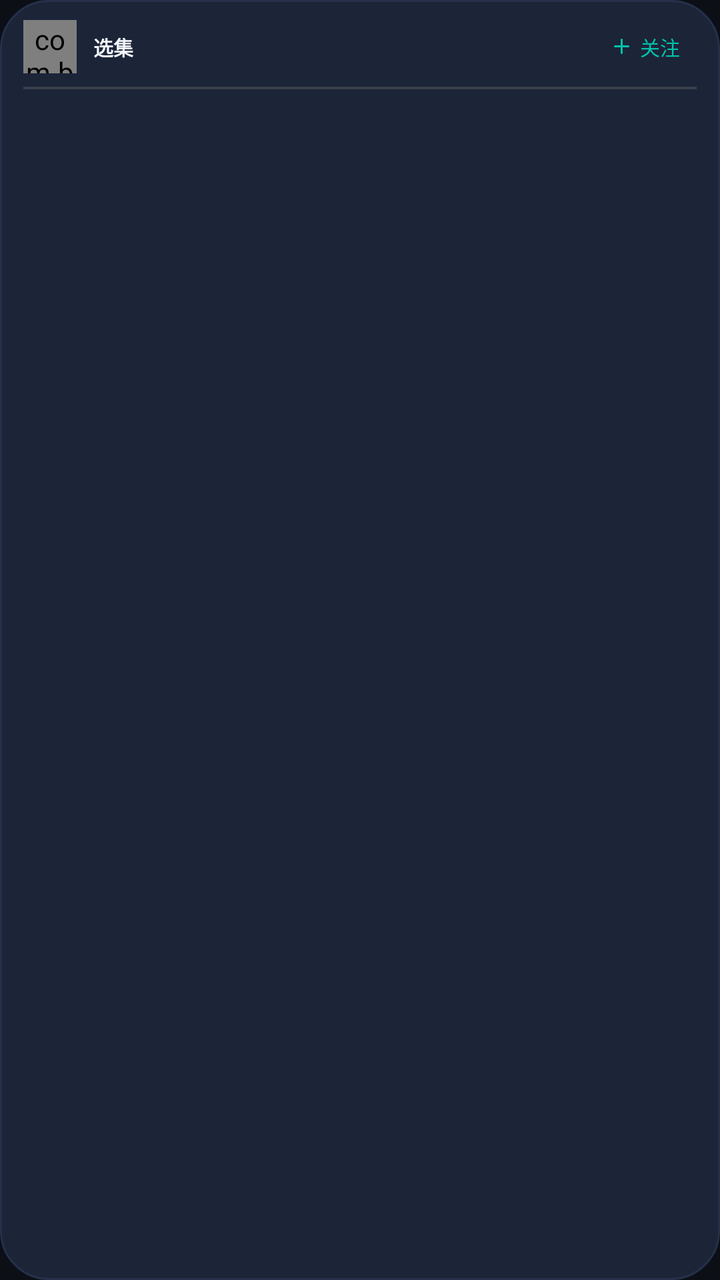
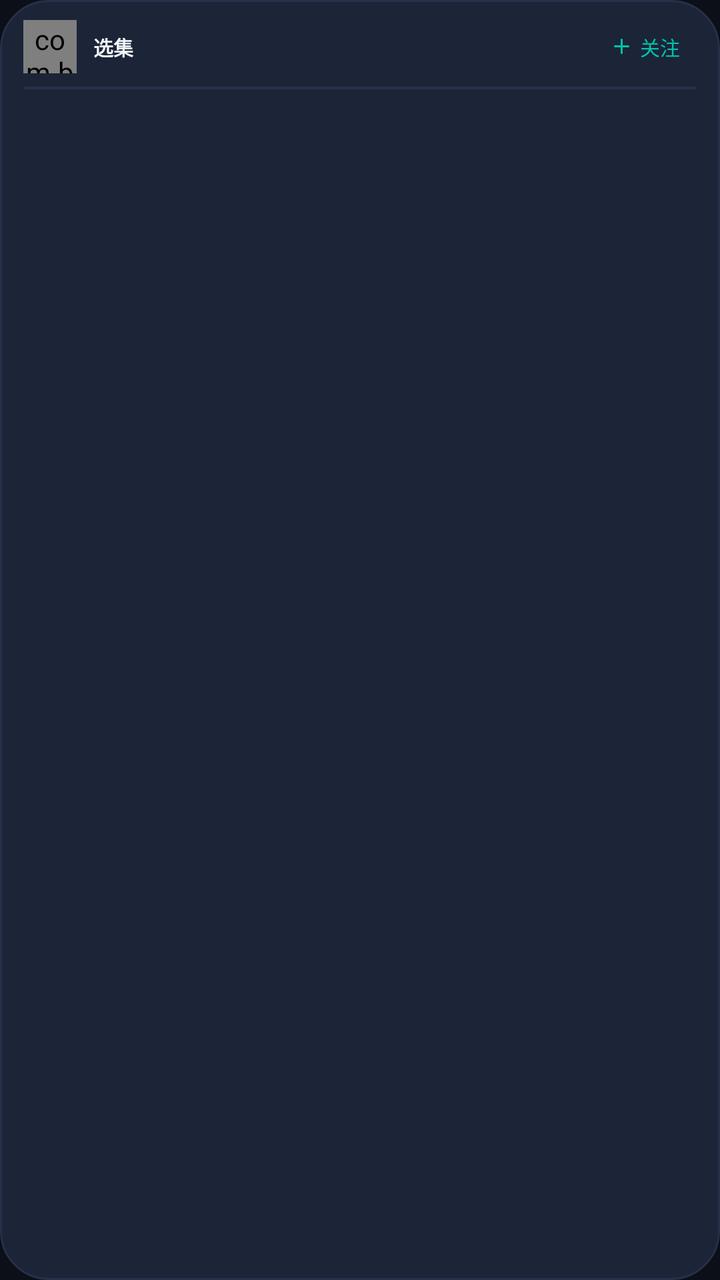

An Android layout rendered at two revisions. The XML below is the earlier revision; the diff shows what the commit changed to produce the second picture.
<!-- AndroidManifest.xml: application theme Theme.BTelly -->
<!-- res/layout/dialog_owner_detail.xml -->
<?xml version="1.0" encoding="utf-8"?>
<androidx.constraintlayout.widget.ConstraintLayout xmlns:android="http://schemas.android.com/apk/res/android" xmlns:app="http://schemas.android.com/apk/res-auto"
    android:background="@drawable/dialog_background"
    android:clickable="true"
    android:focusable="true"
    android:descendantFocusability="afterDescendants"
    android:layout_width="@dimen/px1400"
    android:layout_height="@dimen/px935">
    <com.btelly.core.ui.image.AvatarBadgeView
        android:id="@+id/image_avatar"
        android:focusable="false"
        android:layout_width="@dimen/px80"
        android:layout_height="@dimen/px80"
        android:layout_marginLeft="@dimen/px35"
        android:layout_marginTop="@dimen/px30"
        android:layout_marginStart="@dimen/px35"
        app:layout_constraintStart_toStartOf="parent"
        app:layout_constraintTop_toTopOf="parent"
        app:srcCompat="@drawable/default_avatar"/>
    <androidx.appcompat.widget.AppCompatTextView
        android:textSize="@dimen/px30"
        android:textStyle="bold"
        android:textColor="?attr/tvTextPrimary"
        android:id="@+id/text_name"
        android:focusable="false"
        android:clickable="false"
        android:layout_width="wrap_content"
        android:layout_height="wrap_content"
        android:text="@string/choose_episode"
        android:paddingStart="@dimen/px25"
        android:paddingEnd="@dimen/px25"
        app:layout_constraintBottom_toBottomOf="@+id/image_avatar"
        app:layout_constraintStart_toEndOf="@+id/image_avatar"
        app:layout_constraintTop_toTopOf="@+id/image_avatar"/>
    <androidx.appcompat.widget.LinearLayoutCompat
        android:gravity="center_vertical"
        android:orientation="horizontal"
        android:id="@+id/button_follow"
        android:background="@drawable/cell_background"
        android:paddingLeft="@dimen/px30"
        android:paddingTop="@dimen/px15"
        android:paddingRight="@dimen/px30"
        android:paddingBottom="@dimen/px15"
        android:focusable="true"
        android:clickable="true"
        android:layout_width="wrap_content"
        android:layout_height="wrap_content"
        android:layout_marginRight="@dimen/px30"
        android:paddingStart="@dimen/px30"
        android:paddingEnd="@dimen/px30"
        android:layout_marginEnd="@dimen/px30"
        app:layout_constraintBottom_toBottomOf="@+id/image_avatar"
        app:layout_constraintEnd_toEndOf="parent"
        app:layout_constraintTop_toTopOf="@+id/image_avatar">
        <androidx.appcompat.widget.AppCompatImageView
            android:id="@+id/icon_follow"
            android:layout_width="@dimen/px35"
            android:layout_height="@dimen/px35"
            app:srcCompat="@drawable/ic_plus"
            app:tint="?attr/tvAccent"/>
        <androidx.appcompat.widget.AppCompatTextView
            android:textSize="@dimen/px30"
            android:textColor="?attr/tvAccent"
            android:id="@+id/text_follow"
            android:layout_width="wrap_content"
            android:layout_height="wrap_content"
            android:layout_marginLeft="@dimen/px10"
            android:text="@string/follow"
            android:layout_marginStart="@dimen/px10"/>
    </androidx.appcompat.widget.LinearLayoutCompat>
    <androidx.recyclerview.widget.RecyclerView
        android:id="@+id/recyclerView"
        android:clipToPadding="false"
        android:layout_width="@dimen/px1400"
        android:layout_height="@dimen/px800"
        android:paddingBottom="@dimen/px50"
        app:layout_constraintEnd_toEndOf="parent"
        app:layout_constraintStart_toStartOf="parent"
        app:layout_constraintTop_toBottomOf="@+id/divider"/>
    <View
        android:id="@+id/divider"
        android:layout_width="0dp"
        android:layout_height="@dimen/px4"
        android:layout_marginStart="@dimen/px35"
        android:layout_marginEnd="@dimen/px35"
        android:layout_marginTop="@dimen/px20"
        android:background="#66666666"
        app:layout_constraintEnd_toEndOf="parent"
        app:layout_constraintStart_toStartOf="parent"
        app:layout_constraintTop_toBottomOf="@+id/image_avatar"/>
    <ProgressBar
        android:id="@+id/progressBar"
        android:layout_width="wrap_content"
        android:layout_height="wrap_content"
        android:layout_marginTop="@dimen/px80"
        android:layout_marginBottom="@dimen/px80"
        android:layout_marginStart="@dimen/px80"
        android:layout_marginEnd="@dimen/px80"
        app:layout_constraintBottom_toBottomOf="parent"
        app:layout_constraintEnd_toEndOf="parent"
        app:layout_constraintStart_toStartOf="parent"
        app:layout_constraintTop_toTopOf="parent"/>
</androidx.constraintlayout.widget.ConstraintLayout>
<!-- resources referenced by this layout -->
<resources>
  <dimen name="px10">10px</dimen>
  <dimen name="px1400">1400px</dimen>
  <dimen name="px15">15px</dimen>
  <dimen name="px20">20px</dimen>
  <dimen name="px25">25px</dimen>
  <dimen name="px30">30px</dimen>
  <dimen name="px35">35px</dimen>
  <dimen name="px4">4px</dimen>
  <dimen name="px50">50px</dimen>
  <dimen name="px80">80px</dimen>
  <dimen name="px800">800px</dimen>
  <dimen name="px935">935px</dimen>
  <!-- drawable cell_background (drawable) -->
  <?xml version="1.0" encoding="utf-8"?>
  <selector xmlns:android="http://schemas.android.com/apk/res/android" android:exitFadeDuration="@android:integer/config_shortAnimTime">
      <item android:state_focused="true">
          <shape>
              <solid android:color="?attr/tvAccentDim" />
              <stroke
                  android:width="1.5dp"
                  android:color="?attr/tvAccent" />
              <corners android:radius="@dimen/card_radius" />
          </shape>
      </item>
      <item android:state_pressed="true">
          <shape>
              <solid android:color="?attr/tvAccentDim" />
              <corners android:radius="@dimen/card_radius" />
          </shape>
      </item>
      <item android:state_selected="true">
          <shape>
              <solid android:color="?attr/tvSurfaceOverlay" />
              <corners android:radius="@dimen/card_radius" />
          </shape>
      </item>
      <item>
          <shape>
              <solid android:color="@android:color/transparent" />
              <corners android:radius="@dimen/card_radius" />
          </shape>
      </item>
  </selector>
  <!-- drawable dialog_background (drawable) -->
  <?xml version="1.0" encoding="utf-8"?>
  <shape xmlns:android="http://schemas.android.com/apk/res/android">
      <solid android:color="?attr/tvSurfaceOverlay" />
      <corners android:radius="@dimen/radius_xl" />
      <stroke
          android:width="1dp"
          android:color="?attr/tvDivider" />
  </shape>
  <!-- drawable ic_plus (drawable) -->
  <?xml version="1.0" encoding="utf-8"?>
  <vector xmlns:android="http://schemas.android.com/apk/res/android"
      android:width="24dp"
      android:height="24dp"
      android:viewportWidth="24"
      android:viewportHeight="24">
      <path
          android:fillColor="#00000000"
          android:strokeColor="#FFFFFFFF"
          android:strokeWidth="2.2"
          android:strokeLineCap="round"
          android:pathData="M12,5.2 V18.8 M5.2,12 H18.8" />
  </vector>
  <string name="choose_episode">选集</string>
  <string name="follow">关注</string>
  <style name="Theme.BTelly" parent="@style/Theme.BTellyBase">
      </style>
  <dimen name="card_radius">12dp</dimen>
  <dimen name="radius_xl">24dp</dimen>
  <style name="WindowAnimationTransition" parent="">
          <item name="android:windowEnterAnimation">@android:anim/fade_in</item>
          <item name="android:windowExitAnimation">@android:anim/fade_out</item>
      </style>
  <color name="tv_surface">#0C0F16</color>
  <color name="tv_surface_raised">#141A29</color>
  <color name="tv_surface_overlay">#1C2438</color>
  <color name="tv_divider">#26304A</color>
  <color name="tv_accent">#00C2A8</color>
  <color name="tv_accent_dim">#123B34</color>
  <color name="tv_accent_on">#00312A</color>
  <color name="tv_text_primary">#F2F5FA</color>
  <color name="tv_text_secondary">#9AA5B8</color>
  <color name="tv_text_tertiary">#67718A</color>
  <color name="tv_scrim">#99000000</color>
  <!-- unchanged entries left out for length: 2 -->
</resources>

<!-- the commit's change to res/layout/dialog_owner_detail.xml (unified diff, before → after) -->
@@ -84,7 +84,7 @@
         android:layout_marginStart="@dimen/px35"
         android:layout_marginEnd="@dimen/px35"
         android:layout_marginTop="@dimen/px20"
-        android:background="#66666666"
+        android:background="?attr/tvDivider"
         app:layout_constraintEnd_toEndOf="parent"
         app:layout_constraintStart_toStartOf="parent"
         app:layout_constraintTop_toBottomOf="@+id/image_avatar"/>
